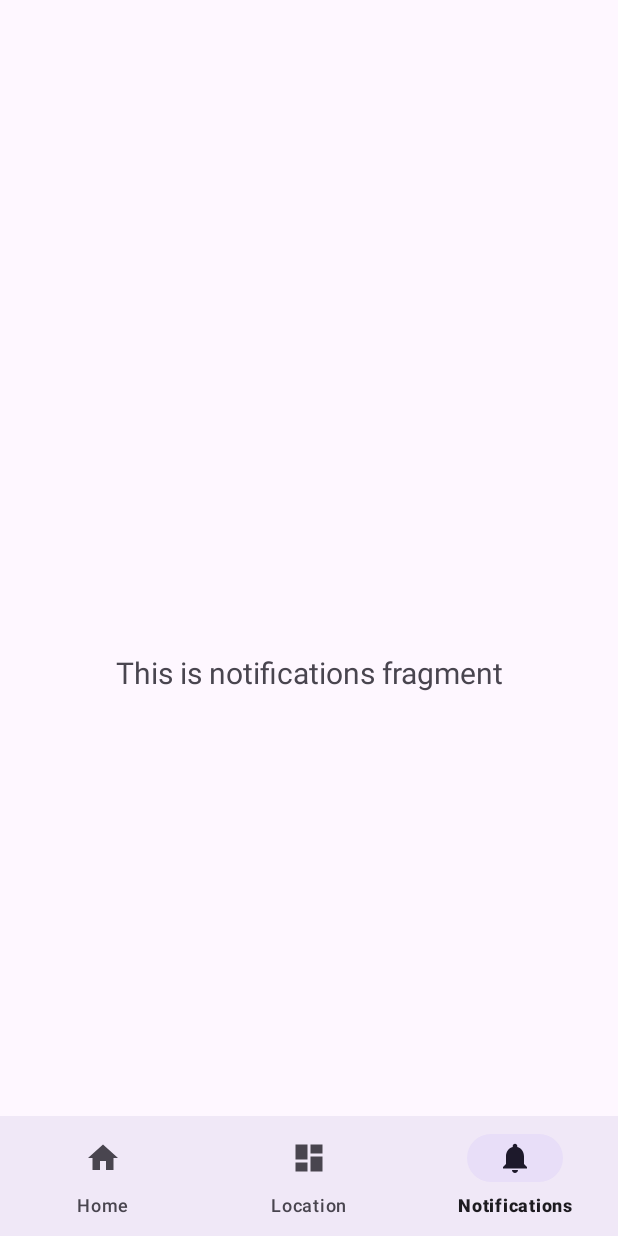
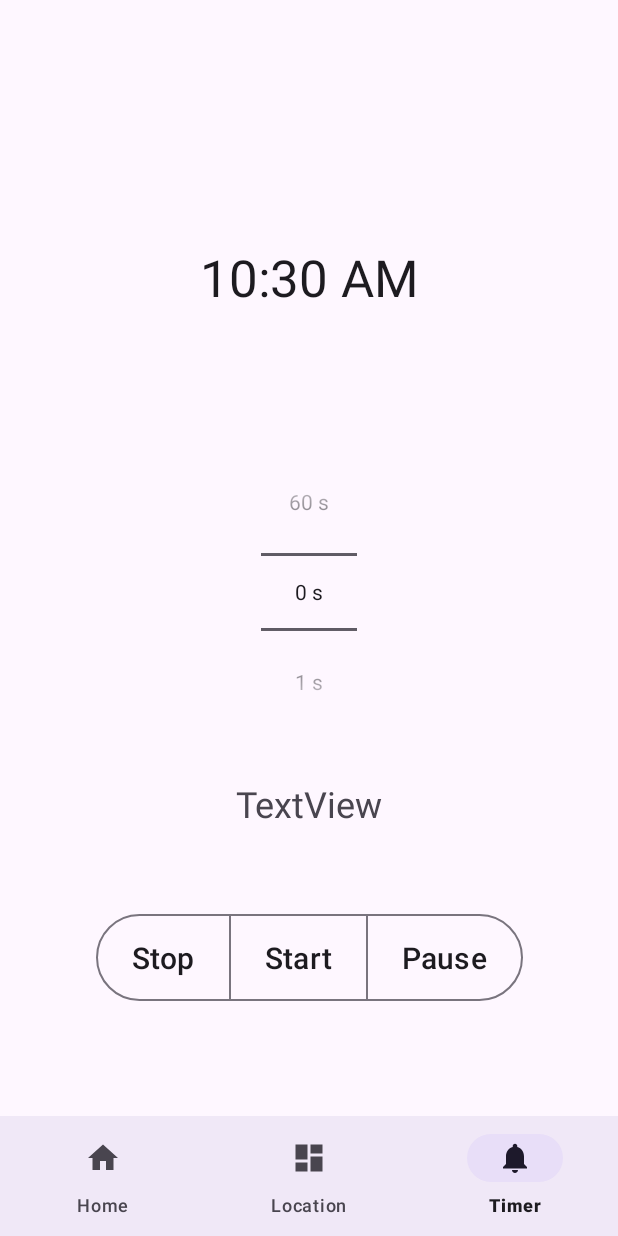
Before and after one commit to miikapihkola/AndroidJavaCourse, an Android app: the NotificationsFragment screen opened through its navigation route, on a phone screen of 412 x 824 dp. Run offline under Robolectric (Android 15) with nearby library versions, the phone set to English and light mode, and no system bars; our stand-ins replace navigation-ui.

Commit message:
HT6: Guess game minor image changes needed HT10: Ajastin Started, layout done

```diff
--- a/app/src/main/java/com/example/androidjavacourse/Game.java
+++ b/app/src/main/java/com/example/androidjavacourse/Game.java
@@ -1,5 +1,6 @@
 package com.example.androidjavacourse;
 
+import android.graphics.drawable.Drawable;
 import android.os.Bundle;
 import android.util.Log;
 import android.view.View;
@@ -7,6 +8,7 @@ import android.view.animation.Animation;
 import android.view.animation.AnimationUtils;
 import android.widget.ImageButton;
 import android.widget.TextView;
+import android.widget.Toast;
 
 import androidx.activity.EdgeToEdge;
 import androidx.appcompat.app.ActionBar;
@@ -34,6 +36,7 @@ public class Game extends AppCompatActivity {
     public Integer[] stats = {0,0,0,0};
     public Integer[] currentgame = {0,0};
     MMKV kv;
+    Drawable btnBg;
 
     @Override
     protected void onCreate(Bundle savedInstanceState) {
@@ -119,6 +122,9 @@ public class Game extends AppCompatActivity {
         btnList.add(btn3);
         btnList.add(btn4);
 
+        btnBg = btn1.getBackground();
+
+
         System.out.println();
         newGame();
     }
@@ -157,6 +163,8 @@ public class Game extends AppCompatActivity {
             public void run() {
                 for (ImageButton btn: btnList) {
                     btn.setVisibility(View.VISIBLE);
+                    btn.setImageResource(android.R.drawable.star_big_on);
+                    btn.setBackground(btnBg);
                 }
                 score.setText(stats[0] + " / " + stats[1]);
                 scorePercent.setText(percent.intValue() + " %");
@@ -182,6 +190,7 @@ public class Game extends AppCompatActivity {
     public void success(int id){
         Log.d(TAG,"Successful guess");
         canClick = false;
+        Toast.makeText(this, getResources().getString(R.string.game_toast), Toast.LENGTH_SHORT).show();
 
         //Game logic
         stats[3]++;
@@ -194,7 +203,11 @@ public class Game extends AppCompatActivity {
 
         Animation animation = AnimationUtils.loadAnimation(getApplicationContext(), R.anim.spin_animation);
         btnList.get(id).startAnimation(animation);
-        btnList.get(id).setVisibility(View.INVISIBLE);
+        btnList.get(id).setBackground(null);
+        btnList.get(id).setImageResource(android.R.drawable.sym_action_email);
+        //btnList.get(id).setVisibility(View.INVISIBLE);
+
+        // Delay for new game
         Timer timer = new Timer("Timer");
         TimerTask tasknew = new TimerTask() {
             @Override
@@ -203,12 +216,12 @@ public class Game extends AppCompatActivity {
             }
         };
         Log.d(TAG,"Timer started...");
-        timer.schedule(tasknew, 1000L);
+        timer.schedule(tasknew, 2000L);
     }
 
     // Get Rng
     public int getRng(){
         Random rand = new Random();
-       return rand.nextInt(4);
+        return rand.nextInt(4);
     }
 }
--- a/app/src/main/java/com/example/androidjavacourse/ui/notifications/NotificationsFragment.java
+++ b/app/src/main/java/com/example/androidjavacourse/ui/notifications/NotificationsFragment.java
@@ -4,12 +4,13 @@ import android.os.Bundle;
 import android.view.LayoutInflater;
 import android.view.View;
 import android.view.ViewGroup;
-import android.widget.TextView;
+import android.widget.NumberPicker;
 
 import androidx.annotation.NonNull;
 import androidx.fragment.app.Fragment;
 import androidx.lifecycle.ViewModelProvider;
 
+import com.example.androidjavacourse.R;
 import com.example.androidjavacourse.databinding.FragmentNotificationsBinding;
 
 public class NotificationsFragment extends Fragment {
@@ -24,8 +25,22 @@ public class NotificationsFragment extends Fragment {
         binding = FragmentNotificationsBinding.inflate(inflater, container, false);
         View root = binding.getRoot();
 
-        final TextView textView = binding.textNotifications;
-        notificationsViewModel.getText().observe(getViewLifecycleOwner(), textView::setText);
+        final NumberPicker numPicker = root.findViewById(R.id.numberpicker_main_picker);
+        numPicker.setMinValue(0);
+        numPicker.setMaxValue(60);
+        String[] dispValues = new String[61];
+        for(int i=0; i<=60; i++){
+            dispValues[i] = String.valueOf(i) + " s";
+        }
+        numPicker.setDisplayedValues(dispValues);
+        numPicker.setOnValueChangedListener(new NumberPicker.OnValueChangeListener() {
+            @Override
+            public void onValueChange(NumberPicker numberPicker, int i, int i1) {
+                // Code here executes on main thread after user selects value
+            }
+        });
+
+        // Tämä viimeiseksi
         return root;
     }
 
--- a/app/src/main/res/layout/fragment_notifications.xml
+++ b/app/src/main/res/layout/fragment_notifications.xml
@@ -6,17 +6,91 @@
     android:layout_height="match_parent"
     tools:context=".ui.notifications.NotificationsFragment">
 
-    <TextView
-        android:id="@+id/text_notifications"
-        android:layout_width="match_parent"
-        android:layout_height="wrap_content"
-        android:layout_marginStart="8dp"
-        android:layout_marginTop="8dp"
-        android:layout_marginEnd="8dp"
-        android:textAlignment="center"
-        android:textSize="20sp"
+    <LinearLayout
+        android:id="@+id/linearLayout"
+        android:layout_width="390dp"
+        android:layout_height="105dp"
+        android:layout_marginBottom="32dp"
+        android:gravity="center"
+        android:orientation="vertical"
         app:layout_constraintBottom_toBottomOf="parent"
         app:layout_constraintEnd_toEndOf="parent"
         app:layout_constraintStart_toStartOf="parent"
+        app:layout_constraintTop_toBottomOf="@+id/numberpicker_main_picker"
+        tools:context=".MainActivity">
+
+        <com.google.android.material.button.MaterialButtonToggleGroup
+            android:id="@+id/activity_main_togglebutton"
+            android:layout_width="wrap_content"
+            android:layout_height="wrap_content"
+            app:singleSelection="true">
+
+            <com.google.android.material.button.MaterialButton
+                android:id="@+id/btn_stop"
+                style="?attr/materialButtonOutlinedStyle"
+                android:layout_width="wrap_content"
+                android:layout_height="wrap_content"
+                android:paddingTop="15dp"
+                android:paddingBottom="15dp"
+                android:text="@string/timer_stop"
+                android:textSize="20sp" />
+
+            <com.google.android.material.button.MaterialButton
+                android:id="@+id/btn_start"
+                style="?attr/materialButtonOutlinedStyle"
+                android:layout_width="wrap_content"
+                android:layout_height="wrap_content"
+                android:paddingTop="15dp"
+                android:paddingBottom="15dp"
+                android:text="@string/timer_start"
+                android:textSize="20sp" />
+
+            <com.google.android.material.button.MaterialButton
+                android:id="@+id/btn_pause"
+                style="?attr/materialButtonOutlinedStyle"
+                android:layout_width="wrap_content"
+                android:layout_height="wrap_content"
+                android:paddingTop="15dp"
+                android:paddingBottom="15dp"
+                android:text="@string/timer_pause"
+                android:textSize="20sp" />
+
+        </com.google.android.material.button.MaterialButtonToggleGroup>
+
+    </LinearLayout>
+
+    <TextClock
+        android:id="@+id/textClock"
+        android:layout_width="246dp"
+        android:layout_height="105dp"
+        android:gravity="center"
+        android:textSize="34sp"
+        android:format24Hour="dd.MM.yyyy k:mm"
+        app:layout_constraintBottom_toTopOf="@+id/numberpicker_main_picker"
+        app:layout_constraintEnd_toEndOf="parent"
+        app:layout_constraintStart_toStartOf="parent"
         app:layout_constraintTop_toTopOf="parent" />
+
+    <NumberPicker
+        android:id="@+id/numberpicker_main_picker"
+        android:layout_width="wrap_content"
+        android:layout_height="wrap_content"
+        android:layout_marginBottom="99dp"
+        app:layout_constraintBottom_toBottomOf="parent"
+        app:layout_constraintEnd_toEndOf="parent"
+        app:layout_constraintStart_toStartOf="parent"
+        app:layout_constraintTop_toTopOf="parent"></NumberPicker>
+
+    <TextView
+        android:id="@+id/textTimer"
+        android:layout_width="wrap_content"
+        android:layout_height="wrap_content"
+        android:gravity="center"
+        android:text="TextView"
+        android:textSize="24sp"
+        app:layout_constraintBottom_toTopOf="@+id/linearLayout"
+        app:layout_constraintEnd_toEndOf="parent"
+        app:layout_constraintStart_toStartOf="parent"
+        app:layout_constraintTop_toBottomOf="@+id/numberpicker_main_picker" />
+
 </androidx.constraintlayout.widget.ConstraintLayout>
--- a/app/src/main/res/values/strings.xml
+++ b/app/src/main/res/values/strings.xml
@@ -3,7 +3,7 @@
     <string name="game_title">Hello</string>
     <string name="game_startBtn">Hello</string>
     <string name="image_description">Image</string>
-    <string name="game_desc">Guess where the diamond is.</string>
+    <string name="game_desc">Guess where the mail is.</string>
     <string name="btn_desc">Button</string>
     <string name="start_hello">Hello</string>
     <string name="start_calc">Calculator</string>
@@ -16,11 +16,15 @@
     <string name="start_game">Game</string>
     <string name="title_home">Home</string>
     <string name="title_dashboard">Location</string>
-    <string name="title_notifications">Notifications</string>
+    <string name="title_notifications">Timer</string>
     <string name="location_longitude_hint">Longitude</string>
     <string name="location_latitude_hint">Latitude</string>
     <string name="location_address_hint">Address</string>
     <string name="location_showbutton_text">Show on map</string>
     <string name="apm_state_true">Airplanemode activated</string>
     <string name="apm_state_false">Airplanemode deactivated</string>
+    <string name="game_toast">Found it</string>
+    <string name="timer_start">Start</string>
+    <string name="timer_stop">Stop</string>
+    <string name="timer_pause">Pause</string>
 </resources>
```
Also changed, not shown: 1 other file.
